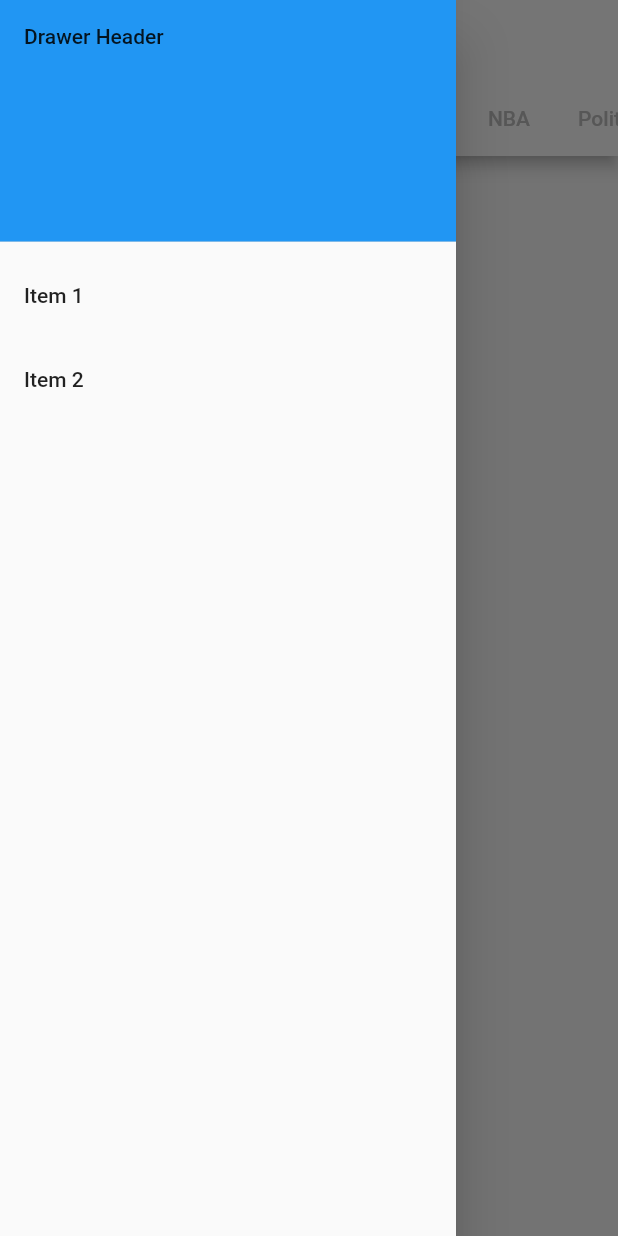
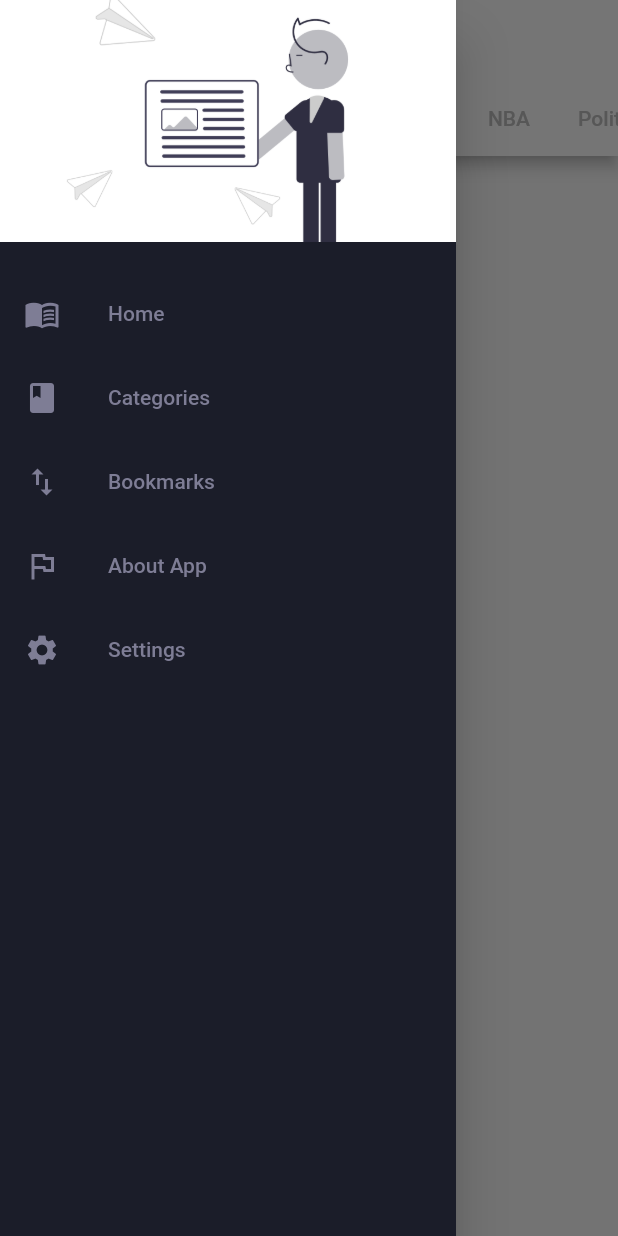
Before and after one commit to mustafayildiz12/blog-app, a Flutter app: the DecoNewsScreen screen opened directly, tab 3 chosen, with the side drawer open, on a phone screen of 412 x 824 dp. Run offline on Flutter 3.47's test engine with Material 2 defaults, Android fonts, the phone set to English and light mode, and no system bars; our stand-ins replace flutter_spinkit, introduction_screen, shared_preferences, shimmer; accounts and stored records are empty; network calls fail.

```diff
--- a/lib/ui/deco_news.dart
+++ b/lib/ui/deco_news.dart
@@ -1,7 +1,9 @@
+import 'package:animations/animations.dart';
 import 'package:blog_app/ui/wordpress_screen.dart';
 import 'package:flutter/material.dart';
 import '../models/wordpress_model.dart';
 import '../service/api_service.dart';
+import 'detail_news.dart';
 
 class DecoNewsScreen extends StatefulWidget {
   const DecoNewsScreen({Key? key}) : super(key: key);
@@ -13,6 +15,8 @@ class DecoNewsScreen extends StatefulWidget {
 class _DecoNewsScreenState extends State<DecoNewsScreen> {
   final GlobalKey<ScaffoldState> _key = GlobalKey();
   Service client = Service();
+
+  bool isSelected = false;
 
   String formatHtmlString(String string) {
     return string
@@ -30,11 +34,27 @@ class _DecoNewsScreenState extends State<DecoNewsScreen> {
   Widget build(BuildContext context) {
     return DefaultTabController(
       length: 7,
+      child: SafeArea(
         child: Scaffold(
             key: _key,
-          drawer: drawerMenu(),
+            drawer: Theme(
+                data: Theme.of(context)
+                    .copyWith(canvasColor: const Color(0xFF1B1D29)),
+                child: drawerMenu()),
             appBar: bottomAppBar(),
-          body: TabBarView(
+            body: PageTransitionSwitcher(
+              transitionBuilder: (
+                Widget child,
+                Animation<double> animation,
+                Animation<double> secondaryAnimation,
+              ) {
+                return FadeThroughTransition(
+                  animation: animation,
+                  secondaryAnimation: secondaryAnimation,
+                  child: child,
+                );
+              },
+              child: TabBarView(
                 children: [
                   homeTab(),
                   const WordpressScreen(),
@@ -44,7 +64,9 @@ class _DecoNewsScreenState extends State<DecoNewsScreen> {
                   const Center(child: Text("Tab 6")),
                   const Center(child: Text("Tab 7")),
                 ],
+              ),
             )),
+      ),
     );
   }
 
@@ -61,23 +83,25 @@ class _DecoNewsScreenState extends State<DecoNewsScreen> {
             //Now let's create our custom List tile
             gridDelegate: const SliverGridDelegateWithMaxCrossAxisExtent(
               maxCrossAxisExtent: 250,
-              childAspectRatio: 1 / 1.6,
+              childAspectRatio: 1 / 1.5,
             ),
             itemCount: news!.length,
             itemBuilder: (context, index) {
               return Padding(
                 padding:
                     const EdgeInsets.symmetric(horizontal: 4, vertical: 8.0),
-                child: Container(
-                  decoration: BoxDecoration(
-                      color: Colors.white,
-                      borderRadius: BorderRadius.circular(10),
+                child: OpenContainer(
+                  transitionType: ContainerTransitionType.fade,
+                  closedBuilder: (BuildContext _, VoidCallback openContainer) {
+                    return Container(
+                      decoration: BoxDecoration(color: Colors.white,
+                          // borderRadius: BorderRadius.circular(10),
                           boxShadow: [
                             BoxShadow(
                               color: Colors.grey.withOpacity(0.5),
                               spreadRadius: 5,
                               blurRadius: 7,
-                          offset: const Offset(0, 3),
+                              offset: const Offset(5, 5),
                             )
                           ]),
                       child: Column(
@@ -87,7 +111,7 @@ class _DecoNewsScreenState extends State<DecoNewsScreen> {
                             height: 150,
                             child: Image.network(
                               news[index].betterFeaturedImage!.sourceUrl!,
-                          filterQuality: FilterQuality.high,
+                              filterQuality: FilterQuality.low,
                               fit: BoxFit.cover,
                             ),
                           ),
@@ -95,20 +119,19 @@ class _DecoNewsScreenState extends State<DecoNewsScreen> {
                             height: 10,
                           ),
                           Padding(
-                        padding: const EdgeInsets.symmetric(horizontal: 8),
+                            padding: const EdgeInsets.symmetric(horizontal: 4),
                             child: Text(
                               formatHtmlString(
                                   news[index].title!.rendered.toString()),
                               style: TextStyle(
-                              color: Colors.blueGrey.shade900, fontSize: 15),
+                                  color: Colors.blueGrey.shade900,
+                                  fontSize: 15),
                             ),
                           ),
                           const SizedBox(
                             height: 10,
                           ),
-                      Align(
-                        alignment: Alignment.bottomCenter,
-                        child: SizedBox(
+                          SizedBox(
                             child: Row(
                               children: [
                                 const SizedBox(
@@ -128,10 +151,20 @@ class _DecoNewsScreenState extends State<DecoNewsScreen> {
                                     news[index].date!.year.toString()),
                               ],
                             ),
-                        ),
                           )
                         ],
                       ),
+                    );
+                  },
+                  openBuilder: (BuildContext _, VoidCallback __) {
+                    return DetailScreen(
+                        day: news[index].date!.day.toString(),
+                        month: news[index].date!.month.toString(),
+                        year: news[index].date!.year.toString(),
+                        title: news[index].title!.rendered.toString(),
+                        content: news[index].content!.rendered.toString(),
+                        url: news[index].betterFeaturedImage!.sourceUrl!);
+                  },
                 ),
               );
             },
@@ -205,23 +238,47 @@ class _DecoNewsScreenState extends State<DecoNewsScreen> {
         children: [
           const DrawerHeader(
             decoration: BoxDecoration(
-              color: Colors.blue,
+              image: DecorationImage(
+                  image: AssetImage('images/news.png'), fit: BoxFit.cover),
             ),
-            child: Text('Drawer Header'),
+            child: null,
+          ),
+          const SizedBox(
+            height: 12,
           ),
           ListTile(
-            title: const Text('Item 1'),
             onTap: () {
-              // Update the state of the app.
-              // ...
+              setState(() {
+                isSelected = true;
+              });
             },
+            leading: const Icon(
+              Icons.menu_book,
+              color: Color(0xFF7E7D95),
             ),
-          ListTile(
-            title: const Text('Item 2'),
-            onTap: () {
-              // Update the state of the app.
-              // ...
-            },
+            title:
+                const Text('Home', style: TextStyle(color: Color(0xFF7E7D95))),
+          ),
+          const ListTile(
+            leading: Icon(Icons.book, color: Color(0xFF7E7D95)),
+            title:
+                Text('Categories', style: TextStyle(color: Color(0xFF7E7D95))),
+          ),
+          const ListTile(
+            leading: Icon(Icons.swap_vert, color: Color(0xFF7E7D95)),
+            title: Text(
+              'Bookmarks',
+              style: TextStyle(color: Color(0xFF7E7D95)),
+            ),
+          ),
+          const ListTile(
+            leading: Icon(Icons.flag_outlined, color: Color(0xFF7E7D95)),
+            title:
+                Text('About App', style: TextStyle(color: Color(0xFF7E7D95))),
+          ),
+          const ListTile(
+            leading: Icon(Icons.settings, color: Color(0xFF7E7D95)),
+            title: Text('Settings', style: TextStyle(color: Color(0xFF7E7D95))),
           ),
         ],
       ),
```
Also changed, not shown: lib/main.dart (+55 -2 lines), lib/ui/detail_news.dart (+62 -19 lines), lib/ui/on_boarding.dart (added, +133 -0 lines), lib/ui/wordpress_screen.dart (+5 -2 lines), pubspec.yaml (+5 -2 lines), images/dashboard.png (added), images/network.png (added), images/news.png (added), pubspec.lock. Lines whose indentation alone changed are shown as unchanged.
